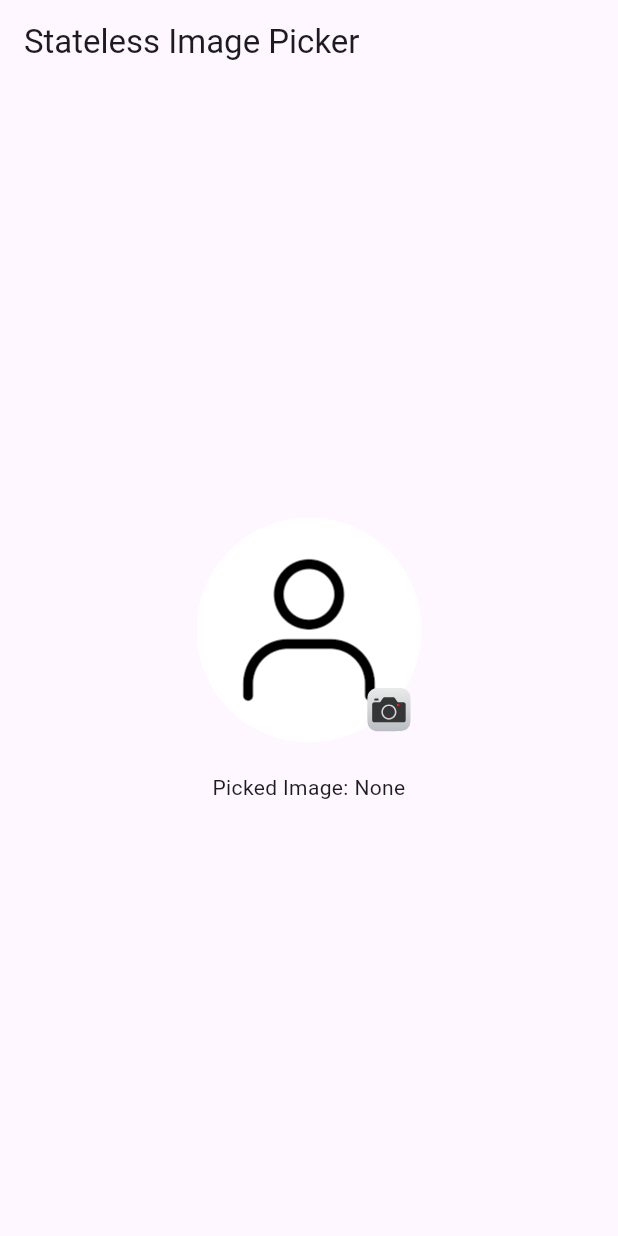
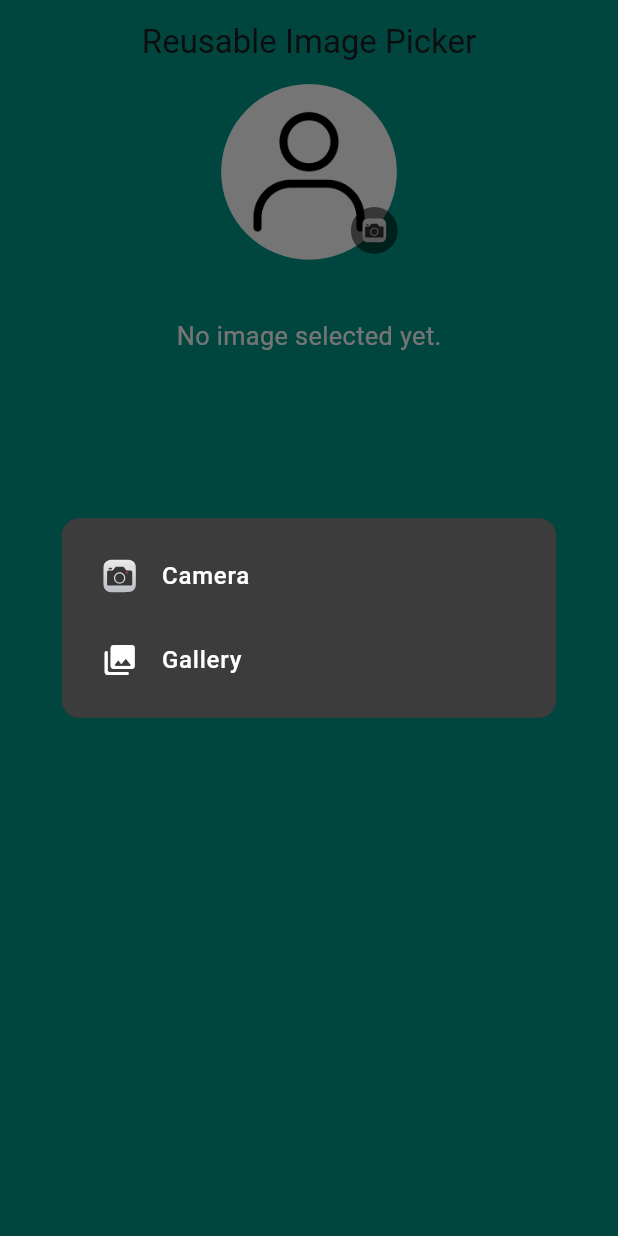
Before and after one commit to ImtiazChowdhuryWork/custom_image_picker, a Flutter app: the screen it shows after launch, after a tap on an icon or button, on a phone screen of 412 x 824 dp. Run offline on Flutter 3.47's test engine with Material 3 defaults, Android fonts, the light colour scheme and no system bars; our stand-ins replace flutter_screenutil, flutter_svg, get, image_picker.

Commit message:
changes made for better use

```diff
--- a/lib/core/controllers/custom_image_picker_controller.dart
+++ b/lib/core/controllers/custom_image_picker_controller.dart
@@ -10,10 +10,11 @@ class CustomImagePickerController extends GetxController {
     try {
       final XFile? image = await _picker.pickImage(
         source: source,
+        maxWidth: 1024.w,
         maxHeight: 1024.h,
-        maxWidth: 1024.w,
         imageQuality: 85,
       );
+
       if (image != null) {
         pickedImagePath.value = image.path;
       } else {
--- a/lib/core/utils/image_picker_dialog.dart
+++ b/lib/core/utils/image_picker_dialog.dart
@@ -1,8 +1,7 @@
-import 'package:custom_image_picker/core/utils/text_font_style.dart';
 import 'package:flutter/material.dart';
 import 'package:flutter_screenutil/flutter_screenutil.dart';
+import 'package:flutter_svg/flutter_svg.dart';
 import 'package:get/get.dart';
-import 'package:flutter_svg/flutter_svg.dart';
 
 void showImagePickerDialog({
   required VoidCallback onCameraTap,
@@ -25,26 +24,36 @@ void showImagePickerDialog({
               ListTile(
                 onTap: onCameraTap,
                 leading: SvgPicture.asset(
-                  "assets/icons/camera_icon_without_bg.svg",
+                  'assets/icons/camera_icon.svg',
+                  width: 24,
+                  height: 24,
                   colorFilter: const ColorFilter.mode(
-                    Colors.white, // previously AppColors.cFFFFFF
-                    BlendMode.srcIn,
+                    Colors.white,
+                    BlendMode.dst,
                   ),
                 ),
-                title: Text(
+                title: const Text(
                   "Camera",
-                  style: TextFontStyle.headline16w500cFFFFFFStylePoppins,
+                  style: TextStyle(
+                    color: Colors.white,
+                    fontWeight: FontWeight.w500,
+                    fontSize: 16,
+                  ),
                 ),
               ),
               ListTile(
                 onTap: onGalleryTap,
                 leading: const Icon(
                   Icons.collections_rounded,
-                  color: Colors.white, // previously AppColors.cFFFFFF
+                  color: Colors.white,
                 ),
-                title: Text(
+                title: const Text(
                   "Gallery",
-                  style: TextFontStyle.headline16w500cFFFFFFStylePoppins,
+                  style: TextStyle(
+                    color: Colors.white,
+                    fontWeight: FontWeight.w500,
+                    fontSize: 16,
+                  ),
                 ),
               ),
             ],
--- a/lib/core/utils/image_picker_handler.dart
+++ b/lib/core/utils/image_picker_handler.dart
@@ -1,4 +1,8 @@
+import 'package:custom_image_picker/core/utils/image_picker_dialog.dart';
+import 'package:flutter/material.dart';
+import 'package:get/get.dart';
 import 'package:image_picker/image_picker.dart';
+
 import '../controllers/custom_image_picker_controller.dart';
 
 class ImagePickerHandler {
@@ -7,4 +11,17 @@ class ImagePickerHandler {
 
   void pickFromCamera() => controller.pickImage(ImageSource.camera);
   void pickFromGallery() => controller.pickImage(ImageSource.gallery);
+
+  void handlePick(BuildContext context) {
+    showImagePickerDialog(
+      onCameraTap: () {
+        Get.back();
+        pickFromCamera();
+      },
+      onGalleryTap: () {
+        Get.back();
+        pickFromGallery();
+      },
+    );
+  }
 }
--- a/lib/core/widget/custom_image_picker_widget.dart
+++ b/lib/core/widget/custom_image_picker_widget.dart
@@ -1,11 +1,11 @@
 import 'dart:io';
 import 'package:flutter/material.dart';
 import 'package:flutter_screenutil/flutter_screenutil.dart';
-import 'package:flutter_svg/svg.dart';
-import '../controllers/custom_image_picker_controller.dart';
+import 'package:flutter_svg/flutter_svg.dart';
 import 'package:get/get.dart';
 
-import '../utils/image_picker_dialog.dart';
+import '../controllers/custom_image_picker_controller.dart';
+import '../utils/image_preview.dart';
 import '../utils/image_picker_handler.dart';
 
 class CustomImagePickerWidget extends StatelessWidget {
@@ -26,46 +26,18 @@ class CustomImagePickerWidget extends StatelessWidget {
     required this.shapeWidth,
   });
 
-  void _handlePickImage(BuildContext context) {
-    showImagePickerDialog(
-      onCameraTap: () {
-        Get.back();
-        handler.pickFromCamera();
-      },
-      onGalleryTap: () {
-        Get.back();
-        handler.pickFromGallery();
-      },
-    );
-  }
-
-  void _showPreview(BuildContext context, String imagePath) {
-    showGeneralDialog(
-      context: context,
-      barrierDismissible: true,
-      barrierLabel: '',
-      barrierColor: Colors.black54,
-      pageBuilder: (_, __, ___) => Center(
-        child: Container(
-          width: 0.9.sw,
-          height: 0.5.sh,
-          padding: EdgeInsets.all(10.sp),
-          color: Colors.white,
-          child: InteractiveViewer(
-            child: Image.file(File(imagePath), fit: BoxFit.contain),
-          ),
-        ),
-      ),
-    );
-  }
-
   @override
   Widget build(BuildContext context) {
     return Obx(() {
       final imagePath = controller.pickedImagePath.value;
-      return InkWell(
-        onTap: () =>
-            imagePath.isNotEmpty ? _showPreview(context, imagePath) : null,
+
+      return Stack(
+        alignment: Alignment.bottomRight,
+        children: [
+          InkWell(
+            onTap: () {
+              ImagePreview.show(context, imagePath);
+            },
             child: Container(
               height: shapeHeight,
               width: shapeWidth,
@@ -78,19 +50,31 @@ class CustomImagePickerWidget extends StatelessWidget {
                       : AssetImage(defaultImagePath) as ImageProvider,
                 ),
               ),
-          child: Stack(
-            children: [
+            ),
+          ),
           Positioned(
-                bottom: 5.h,
-                right: 5.w,
+            bottom: 4.h,
+            right: 4.w,
             child: InkWell(
-                  onTap: () => _handlePickImage(context),
-                  child: SvgPicture.asset(editIconPath),
+              onTap: () {
+                handler.handlePick(context);
+              },
+              child: CircleAvatar(
+                radius: 16.r,
+                backgroundColor: Colors.black54,
+                child: SvgPicture.asset(
+                  "assets/icons/camera_icon.svg",
+                  width: 18.w,
+                  height: 18.h,
+                  colorFilter: const ColorFilter.mode(
+                    Colors.white,
+                    BlendMode.dst,
+                  ),
+                ),
+              ),
             ),
           ),
         ],
-          ),
-        ),
       );
     });
   }
--- a/lib/features/main_screen/main_screen.dart
+++ b/lib/features/main_screen/main_screen.dart
@@ -1,5 +1,8 @@
+import 'dart:io';
+
 import 'package:flutter/material.dart';
 import 'package:get/get.dart';
+import 'package:flutter_screenutil/flutter_screenutil.dart';
 
 import '../../core/controllers/custom_image_picker_controller.dart';
 import '../../core/utils/image_picker_handler.dart';
@@ -13,35 +16,54 @@ class MainScreen extends StatelessWidget {
     tag: 'mainScreen',
   );
 
-  final ImagePickerHandler pickerHandler = ImagePickerHandler(
-    Get.find<CustomImagePickerController>(tag: 'mainScreen'),
+  late final ImagePickerHandler pickerHandler = ImagePickerHandler(
+    imageController,
   );
 
   @override
   Widget build(BuildContext context) {
     return Scaffold(
-      appBar: AppBar(title: const Text("Stateless Image Picker")),
-      body: Center(
-        child: Column(
-          mainAxisAlignment: MainAxisAlignment.center,
-          children: [
-            CustomImagePickerWidget(
+      backgroundColor: Colors.teal,
+      appBar: AppBar(
+        backgroundColor: Colors.teal,
+        title: const Text("Reusable Image Picker"),
+        centerTitle: true,
+      ),
+      body: Column(
+        children: [
+          Center(
+            child: CustomImagePickerWidget(
               controller: imageController,
               handler: pickerHandler,
-              defaultImagePath: "assets/images/profile_avatar.png",
-              editIconPath: "assets/icons/camera_icon.svg",
-              shapeHeight: 150,
-              shapeWidth: 150,
+              defaultImagePath: 'assets/images/profile_avatar.png',
+              editIconPath: 'assets/icons/camera_icon.svg',
+              shapeHeight: 120.h,
+              shapeWidth: 120.w,
             ),
-            const SizedBox(height: 20),
-            Obx(() {
+          ),
+          SizedBox(height: 40.h),
+
+          /// 🖼️ Show Selected Image Below
+          Obx(() {
+            final imagePath = imageController.pickedImagePath.value;
+            if (imagePath.isEmpty || !File(imagePath).existsSync()) {
               return Text(
-                'Picked Image: ${imageController.pickedImagePath.value.isEmpty ? "None" : imageController.pickedImagePath.value}',
-                textAlign: TextAlign.center,
+                "No image selected yet.",
+                style: TextStyle(color: Colors.white, fontSize: 16.sp),
               );
-            }),
-          ],
-        ),
+            }
+
+            return ClipRRect(
+              borderRadius: BorderRadius.circular(8.r),
+              child: Image.file(
+                File(imagePath),
+                width: 200.w,
+                height: 200.h,
+                fit: BoxFit.cover,
+              ),
+            );
+          }),
+        ],
       ),
     );
   }
--- a/lib/main.dart
+++ b/lib/main.dart
@@ -13,11 +13,11 @@ class CustomImagePickerApp extends StatelessWidget {
   @override
   Widget build(BuildContext context) {
     return ScreenUtilInit(
+      designSize: const Size(390, 844),
       builder: (context, child) {
         return GetMaterialApp(
           debugShowCheckedModeBanner: false,
           title: 'Custom Image Picker Demo',
-          theme: ThemeData(primarySwatch: Colors.blue),
           home: MainScreen(),
         );
       },
```
Lines whose indentation alone changed are shown as unchanged.
